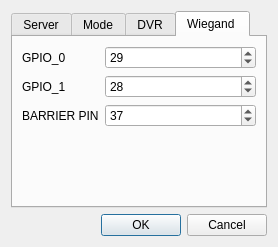
First picture: the form in RpiClient/SettingsDialog.ui, repository Baxulio/ParkingAS, before the edit.
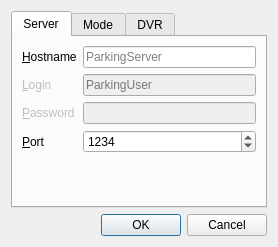
Second picture: the form after the edit.

The edit to the form file:
```diff
--- a/RpiClient/SettingsDialog.ui
+++ b/RpiClient/SettingsDialog.ui
@@ -23,7 +23,7 @@
       <enum>QTabWidget::Rounded</enum>
      </property>
      <property name="currentIndex">
-      <number>3</number>
+      <number>0</number>
      </property>
      <widget class="QWidget" name="server_tab">
       <attribute name="title">
@@ -331,82 +331,6 @@
        </item>
       </layout>
      </widget>
-     <widget class="QWidget" name="wiegand_tab">
-      <attribute name="title">
-       <string>Wiegand </string>
-      </attribute>
-      <layout class="QFormLayout" name="formLayout_3">
-       <item row="0" column="0">
-        <widget class="QLabel" name="label_10">
-         <property name="text">
-          <string>GPIO_0</string>
-         </property>
-         <property name="buddy">
-          <cstring>server_port_spin_box</cstring>
-         </property>
-        </widget>
-       </item>
-       <item row="0" column="1">
-        <widget class="QSpinBox" name="gpio_0_spin">
-         <property name="maximum">
-          <number>35</number>
-         </property>
-         <property name="singleStep">
-          <number>1</number>
-         </property>
-         <property name="value">
-          <number>29</number>
-         </property>
-        </widget>
-       </item>
-       <item row="1" column="0">
-        <widget class="QLabel" name="label_11">
-         <property name="text">
-          <string>GPIO_1</string>
-         </property>
-         <property name="buddy">
-          <cstring>server_port_spin_box</cstring>
-         </property>
-        </widget>
-       </item>
-       <item row="1" column="1">
-        <widget class="QSpinBox" name="gpio_1_spin">
-         <property name="maximum">
-          <number>35</number>
-         </property>
-         <property name="singleStep">
-          <number>1</number>
-         </property>
-         <property name="value">
-          <number>28</number>
-         </property>
-        </widget>
-       </item>
-       <item row="3" column="0">
-        <widget class="QLabel" name="label_12">
-         <property name="text">
-          <string>BARRIER PIN</string>
-         </property>
-         <property name="buddy">
-          <cstring>server_port_spin_box</cstring>
-         </property>
-        </widget>
-       </item>
-       <item row="3" column="1">
-        <widget class="QSpinBox" name="bareerPin">
-         <property name="maximum">
-          <number>40</number>
-         </property>
-         <property name="singleStep">
-          <number>1</number>
-         </property>
-         <property name="value">
-          <number>37</number>
-         </property>
-        </widget>
-       </item>
-      </layout>
-     </widget>
     </widget>
    </item>
    <item>
```
